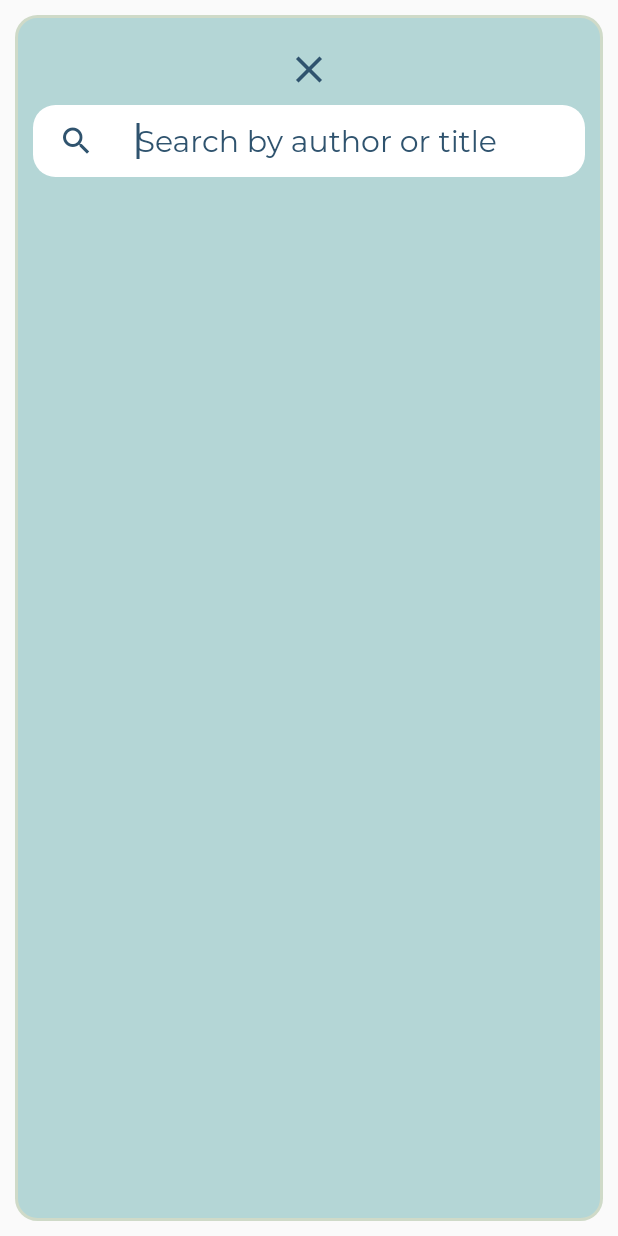
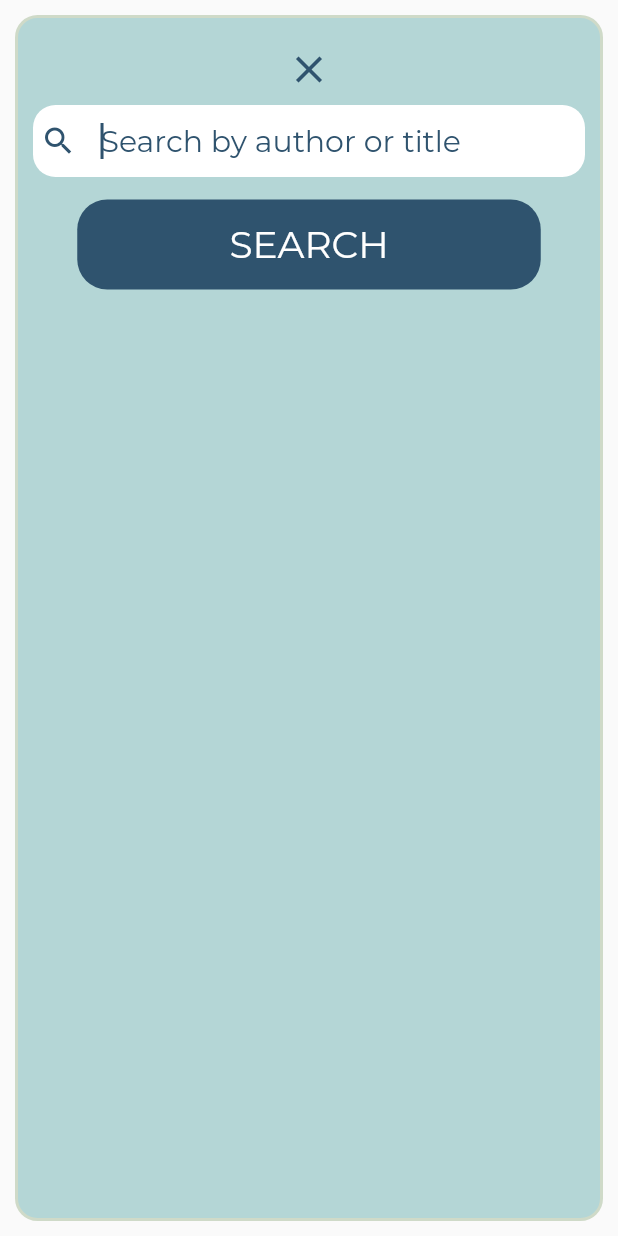
Before and after one commit to hridaypradhan/get-journal, a Flutter app: the SearchScreen widget shown alone on an empty page, opened directly with empty values, on a phone screen of 412 x 824 dp. Run offline on Flutter 3.47's test engine with Material 2 defaults, Android fonts, the phone set to English and light mode, and no system bars; drawn by our look-alikes of flutter_bounce; our stand-ins replace animated_text_kit, cloud_firestore, firebase_auth, firebase_core, google_fonts, google_sign_in; missing offline and left inert: bottom_bar, flutter_swipe_button, syncfusion_flutter_pdfviewer, webfeed; accounts and stored records are empty; network calls fail.

Commit message:
Adding loading indicator on search screen

```diff
--- a/lib/screens/search/search_screen.dart
+++ b/lib/screens/search/search_screen.dart
@@ -1,4 +1,5 @@
 import 'package:flutter/material.dart';
+import 'package:get_journal/global/widgets/reusable_button.dart';
 import 'package:provider/provider.dart';
 
 import '../../global/constants/colors.dart';
@@ -17,6 +18,7 @@ class SearchScreen extends StatefulWidget {
 
 class _SearchScreenState extends State<SearchScreen> {
   late TextEditingController _searchController;
+  bool _searching = false;
 
   @override
   void initState() {
@@ -63,27 +65,15 @@ class _SearchScreenState extends State<SearchScreen> {
                   style: const TextStyle(
                     fontSize: 20.0,
                   ),
-                  decoration: InputDecoration(
+                  decoration: const InputDecoration(
                     hintText: 'Search by author or title',
-                    hintStyle: const TextStyle(
+                    hintStyle: TextStyle(
                       fontSize: 20.0,
                       color: kPrimaryBlue,
                     ),
-                    icon: IconButton(
-                      onPressed: () async {
-                        if (_searchController.text.isNotEmpty) {
-                          await paperProvider
-                              .searchForPapers(_searchController.text.trim());
-                          if (paperProvider.searchResults.isNotEmpty) {
-                            Navigator.pop(context);
-                            widget.onPop(true);
-                          }
-                        }
-                      },
-                      icon: const Icon(
-                        Icons.search,
-                        color: kPrimaryBlue,
-                      ),
+                    icon: Icon(
+                      Icons.search,
+                      color: kPrimaryBlue,
                     ),
                     enabledBorder: InputBorder.none,
                     focusedBorder: InputBorder.none,
@@ -93,6 +83,32 @@ class _SearchScreenState extends State<SearchScreen> {
                 ),
               ],
             ),
+          ),
+          const SizedBox(height: 15.0),
+          ReusableButton(
+            text: _searching ? 'SEARCHING...' : 'SEARCH',
+            onTap: _searching
+                ? () {}
+                : () async {
+                    if (_searchController.text.isNotEmpty) {
+                      setState(
+                        () {
+                          _searching = true;
+                        },
+                      );
+                      await paperProvider
+                          .searchForPapers(_searchController.text.trim());
+                      setState(
+                        () {
+                          _searching = false;
+                        },
+                      );
+                      if (paperProvider.searchResults.isNotEmpty) {
+                        Navigator.pop(context);
+                        widget.onPop(true);
+                      }
+                    }
+                  },
           ),
         ],
       ),
```
